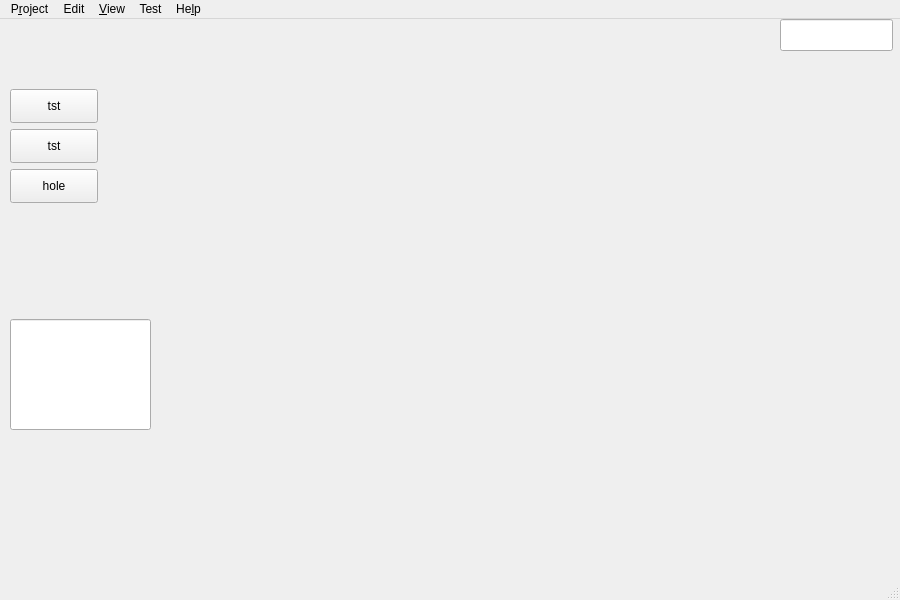
Before: the Qt Designer form src/Gui/MainWindow.ui in fredrickojackson/CppCAM, drawn with Qt 5.
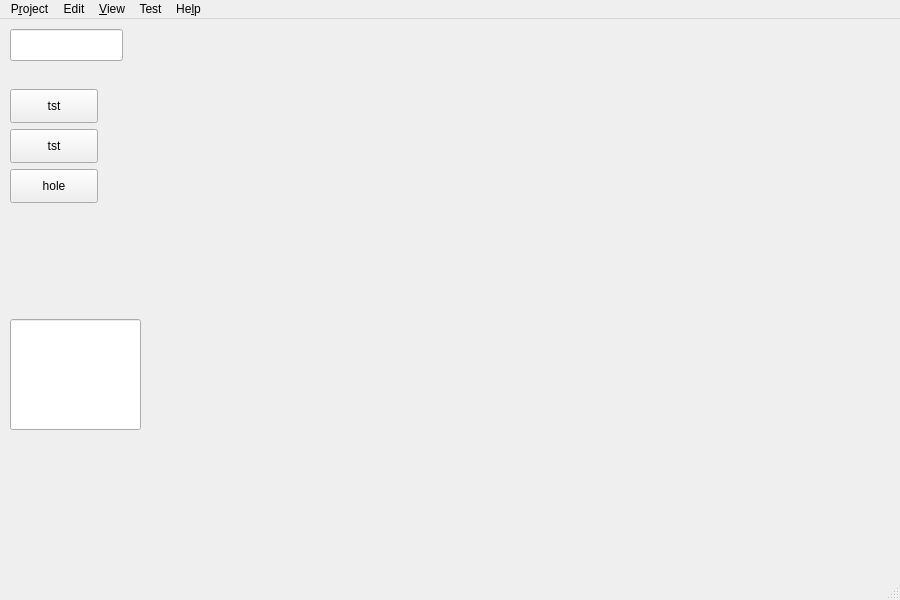
After: the same form once the commit is applied. Icons and pictures are not drawn.

```diff
--- a/src/Gui/MainWindow.ui
+++ b/src/Gui/MainWindow.ui
@@ -42,7 +42,7 @@
      <rect>
       <x>10</x>
       <y>300</y>
-      <width>141</width>
+      <width>131</width>
       <height>111</height>
      </rect>
     </property>
@@ -50,10 +50,10 @@
    <widget class="QWidget" name="frmogl" native="true">
     <property name="geometry">
      <rect>
-      <x>159</x>
-      <y>50</y>
-      <width>701</width>
-      <height>471</height>
+      <x>259</x>
+      <y>100</y>
+      <width>601</width>
+      <height>421</height>
      </rect>
     </property>
     <property name="sizePolicy">
@@ -92,8 +92,8 @@
    <widget class="QLineEdit" name="letime">
     <property name="geometry">
      <rect>
-      <x>780</x>
-      <y>0</y>
+      <x>10</x>
+      <y>10</y>
       <width>113</width>
       <height>32</height>
      </rect>
```
Left out of the diff: 6 changed lines with no effect on the pictures.
